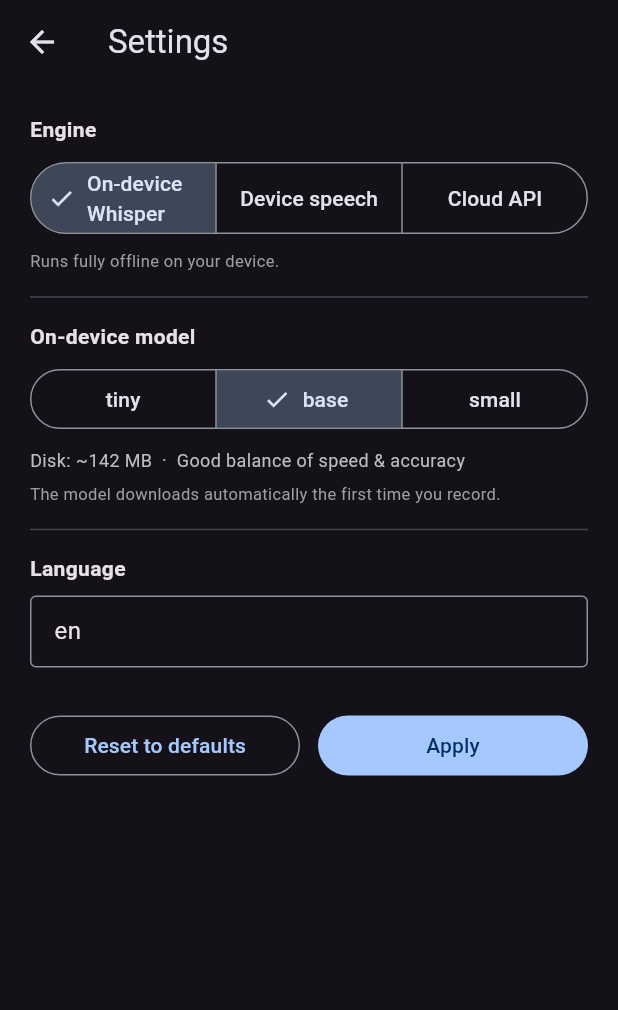
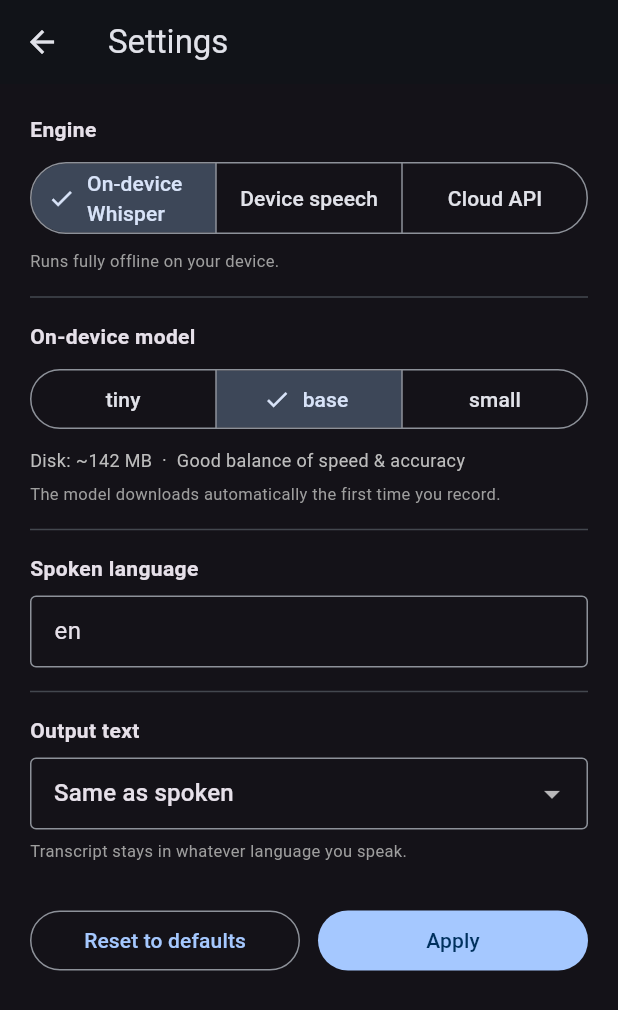
Before and after one commit to dvarner/Talk2Text, a Flutter app: the screen it shows after launch, after a tap on the "settings" icon, on a phone screen of 412 x 824 dp. Shown: the top 1010 px of the screen. Run offline on Flutter 3.47's test engine with Material 3 defaults, Android fonts, the phone set to English and light mode, and no system bars; our stand-ins replace flutter_secure_storage, share_plus, shared_preferences, speech_to_text; missing offline and left inert: record, whisper_ggml.

Commit message:
Add output-language setting: translate speech to English
New "Output text" dropdown in Settings: "Same as spoken" (default, unchanged
behavior) or "English (translate)". When English is selected, transcription
runs Whisper's translate task — any spoken language goes straight to English
text in one pass (no intermediate native transcript).

- AppSettings: add outputLanguage ('native' | 'en') + translateToEnglish getter;
  persisted via settings store.
- WhisperEngine: when translating, drive whisper_ggml's Whisper directly with
  TranscribeRequest(isTranslate: true), since WhisperController hardcodes it off.
- CloudEngine: route to the OpenAI-compatible /audio/translations endpoint.
- Native OS-speech engine ignores it (can't translate); UI notes this.
- Tests for both engines (Whisper translate flag, Cloud translations endpoint).

Whisper's translate task only targets English, so this is English-or-native for
now; arbitrary target languages would need a separate translation step.

```diff
--- a/mobile/lib/models/app_settings.dart
+++ b/mobile/lib/models/app_settings.dart
@@ -7,6 +7,7 @@ class AppSettings {
     this.engineId = 'whisper',
     this.modelSize = 'base',
     this.language = 'en',
+    this.outputLanguage = 'native',
     this.cloudBaseUrl = 'https://api.openai.com/v1',
     this.cloudModel = 'whisper-1',
   });
@@ -17,8 +18,19 @@ class AppSettings {
   /// On-device Whisper model size: 'tiny' | 'base' | 'small'.
   final String modelSize;
 
-  /// ISO language code (e.g. 'en'), or empty string for auto-detect.
+  /// ISO language code of the *spoken* audio (e.g. 'en'), or empty string for
+  /// auto-detect. This is the source-language hint.
   final String language;
+
+  /// Desired *output* text language. 'native' (default) keeps the transcript in
+  /// the spoken language; 'en' translates to English (Whisper/Cloud only — the
+  /// translate task targets English, so it's the one non-native option for now).
+  final String outputLanguage;
+
+  /// True when the transcript should be translated to English instead of kept
+  /// in the spoken language.
+  bool get translateToEnglish => outputLanguage == 'en';
+
 
   /// OpenAI-compatible base URL for the cloud engine (configurable so other
   /// providers can be slotted in).
@@ -33,6 +45,7 @@ class AppSettings {
     String? engineId,
     String? modelSize,
     String? language,
+    String? outputLanguage,
     String? cloudBaseUrl,
     String? cloudModel,
   }) =>
@@ -40,6 +53,7 @@ class AppSettings {
         engineId: engineId ?? this.engineId,
         modelSize: modelSize ?? this.modelSize,
         language: language ?? this.language,
+        outputLanguage: outputLanguage ?? this.outputLanguage,
         cloudBaseUrl: cloudBaseUrl ?? this.cloudBaseUrl,
         cloudModel: cloudModel ?? this.cloudModel,
       );
@@ -50,10 +64,17 @@ class AppSettings {
       other.engineId == engineId &&
       other.modelSize == modelSize &&
       other.language == language &&
+      other.outputLanguage == outputLanguage &&
       other.cloudBaseUrl == cloudBaseUrl &&
       other.cloudModel == cloudModel;
 
   @override
-  int get hashCode =>
-      Object.hash(engineId, modelSize, language, cloudBaseUrl, cloudModel);
+  int get hashCode => Object.hash(
+        engineId,
+        modelSize,
+        language,
+        outputLanguage,
+        cloudBaseUrl,
+        cloudModel,
+      );
 }
--- a/mobile/lib/settings_page.dart
+++ b/mobile/lib/settings_page.dart
@@ -18,6 +18,7 @@ class SettingsPage extends StatefulWidget {
 class _SettingsPageState extends State<SettingsPage> {
   late String _engineId;
   late String _modelSize;
+  late String _outputLanguage;
   late TextEditingController _language;
   late TextEditingController _cloudUrl;
   late TextEditingController _cloudModel;
@@ -32,6 +33,7 @@ class _SettingsPageState extends State<SettingsPage> {
     final s = c.settings;
     _engineId = s.engineId;
     _modelSize = s.modelSize;
+    _outputLanguage = s.outputLanguage;
     _language = TextEditingController(text: s.language);
     _cloudUrl = TextEditingController(text: s.cloudBaseUrl);
     _cloudModel = TextEditingController(text: s.cloudModel);
@@ -82,6 +84,7 @@ class _SettingsPageState extends State<SettingsPage> {
       engineId: _engineId,
       modelSize: _modelSize,
       language: _language.text.trim(),
+      outputLanguage: _outputLanguage,
       cloudBaseUrl: _cloudUrl.text.trim().isEmpty
           ? AppSettings.defaults.cloudBaseUrl
           : _cloudUrl.text.trim(),
@@ -96,6 +99,7 @@ class _SettingsPageState extends State<SettingsPage> {
     setState(() {
       _engineId = AppSettings.defaults.engineId;
       _modelSize = AppSettings.defaults.modelSize;
+      _outputLanguage = AppSettings.defaults.outputLanguage;
       _language.text = AppSettings.defaults.language;
       _cloudUrl.text = AppSettings.defaults.cloudBaseUrl;
       _cloudModel.text = AppSettings.defaults.cloudModel;
@@ -214,7 +218,7 @@ class _SettingsPageState extends State<SettingsPage> {
           ],
 
           const Divider(height: 32),
-          const _SectionLabel('Language'),
+          const _SectionLabel('Spoken language'),
           const SizedBox(height: 8),
           TextField(
             controller: _language,
@@ -224,6 +228,39 @@ class _SettingsPageState extends State<SettingsPage> {
               isDense: true,
             ),
           ),
+
+          const Divider(height: 32),
+          const _SectionLabel('Output text'),
+          const SizedBox(height: 8),
+          DropdownButtonFormField<String>(
+            initialValue: _outputLanguage,
+            decoration: const InputDecoration(
+              border: OutlineInputBorder(),
+              isDense: true,
+            ),
+            items: const [
+              DropdownMenuItem(
+                value: 'native',
+                child: Text('Same as spoken'),
+              ),
+              DropdownMenuItem(
+                value: 'en',
+                child: Text('English (translate)'),
+              ),
+            ],
+            onChanged: (v) =>
+                setState(() => _outputLanguage = v ?? 'native'),
+          ),
+          const SizedBox(height: 6),
+          Text(
+            _outputLanguage == 'en'
+                ? "Speak any language — Whisper translates it straight to "
+                    'English text. (On-device Whisper and Cloud only; the '
+                    'device speech engine outputs the spoken language.)'
+                : 'Transcript stays in whatever language you speak.',
+            style: TextStyle(fontSize: 11, color: Colors.grey.shade500),
+          ),
+
           const SizedBox(height: 28),
           Row(
             children: [
--- a/mobile/lib/storage/settings_store.dart
+++ b/mobile/lib/storage/settings_store.dart
@@ -15,6 +15,7 @@ class PrefsSettingsStore implements SettingsStore {
   static const _kEngine = 'engine_id';
   static const _kModel = 'model_size';
   static const _kLanguage = 'language';
+  static const _kOutputLanguage = 'output_language';
   static const _kCloudUrl = 'cloud_base_url';
   static const _kCloudModel = 'cloud_model';
 
@@ -26,6 +27,7 @@ class PrefsSettingsStore implements SettingsStore {
       engineId: prefs.getString(_kEngine) ?? d.engineId,
       modelSize: prefs.getString(_kModel) ?? d.modelSize,
       language: prefs.getString(_kLanguage) ?? d.language,
+      outputLanguage: prefs.getString(_kOutputLanguage) ?? d.outputLanguage,
       cloudBaseUrl: prefs.getString(_kCloudUrl) ?? d.cloudBaseUrl,
       cloudModel: prefs.getString(_kCloudModel) ?? d.cloudModel,
     );
@@ -37,6 +39,7 @@ class PrefsSettingsStore implements SettingsStore {
     await prefs.setString(_kEngine, settings.engineId);
     await prefs.setString(_kModel, settings.modelSize);
     await prefs.setString(_kLanguage, settings.language);
+    await prefs.setString(_kOutputLanguage, settings.outputLanguage);
     await prefs.setString(_kCloudUrl, settings.cloudBaseUrl);
     await prefs.setString(_kCloudModel, settings.cloudModel);
   }
--- a/mobile/lib/stt/cloud_engine.dart
+++ b/mobile/lib/stt/cloud_engine.dart
@@ -21,6 +21,7 @@ class CloudEngine implements TranscriptionEngine {
   String _baseUrl = AppSettings.defaults.cloudBaseUrl;
   String _model = AppSettings.defaults.cloudModel;
   String _language = AppSettings.defaults.language;
+  bool _translateToEnglish = AppSettings.defaults.translateToEnglish;
 
   @override
   String get id => 'cloud';
@@ -33,6 +34,7 @@ class CloudEngine implements TranscriptionEngine {
     _baseUrl = settings.cloudBaseUrl.trim();
     _model = settings.cloudModel.trim();
     _language = settings.language.trim();
+    _translateToEnglish = settings.translateToEnglish;
   }
 
   @override
@@ -52,13 +54,17 @@ class CloudEngine implements TranscriptionEngine {
       throw Exception('No API key set — add one in Settings.');
     }
 
-    final uri = Uri.parse('${_baseUrl.replaceAll(RegExp(r'/+$'), '')}'
-        '/audio/transcriptions');
+    // OpenAI-compatible APIs translate-to-English via a separate endpoint that
+    // always returns English text (and ignores the `language` source hint).
+    final endpoint =
+        _translateToEnglish ? '/audio/translations' : '/audio/transcriptions';
+    final uri =
+        Uri.parse('${_baseUrl.replaceAll(RegExp(r'/+$'), '')}$endpoint');
     final request = http.MultipartRequest('POST', uri)
       ..headers['Authorization'] = 'Bearer $key'
       ..fields['model'] = _model
       ..files.add(await http.MultipartFile.fromPath('file', wavPath));
-    if (_language.isNotEmpty) {
+    if (_language.isNotEmpty && !_translateToEnglish) {
       request.fields['language'] = _language;
     }
 
--- a/mobile/lib/stt/whisper_engine.dart
+++ b/mobile/lib/stt/whisper_engine.dart
@@ -14,6 +14,7 @@ class WhisperEngine implements TranscriptionEngine {
   WhisperEngine({
     this.model = WhisperModel.base,
     this.language = 'en',
+    this.translateToEnglish = false,
   });
 
   /// Which GGML model to use. Only tiny/base/small are practical on phones;
@@ -22,6 +23,11 @@ class WhisperEngine implements TranscriptionEngine {
 
   /// ISO language code, or empty string for auto-detect.
   String language;
+
+  /// When true, run Whisper's `translate` task: any spoken language is
+  /// transcribed straight to English text in a single pass. Whisper only
+  /// translates *to* English, so this is a flag rather than a target language.
+  bool translateToEnglish;
 
   final WhisperController _controller = WhisperController();
 
@@ -35,6 +41,7 @@ class WhisperEngine implements TranscriptionEngine {
   void configure(AppSettings settings) {
     model = modelForSize(settings.modelSize);
     language = settings.language;
+    translateToEnglish = settings.translateToEnglish;
   }
 
   /// Maps a settings size key to the whisper_ggml multilingual model.
@@ -64,14 +71,35 @@ class WhisperEngine implements TranscriptionEngine {
 
   @override
   Future<String> transcribe(String wavPath) async {
+    final lang = language.trim().isEmpty ? 'auto' : language.trim();
+
+    if (!translateToEnglish) {
+      // Default path: keep the transcript in the spoken language.
       final result = await _controller.transcribe(
         model: model,
         audioPath: wavPath,
-      lang: language.trim().isEmpty ? 'auto' : language.trim(),
+        lang: lang,
       );
       if (result == null) {
         throw Exception('Whisper returned no result');
       }
       return result.transcription.text.trim();
     }
+
+    // Translate task: Whisper outputs English from any source language in one
+    // pass. WhisperController.transcribe hardcodes translate=false, so drive the
+    // engine directly (same request params it uses, plus isTranslate).
+    final modelPath = await _controller.getPath(model);
+    final response = await Whisper(model: model).transcribe(
+      transcribeRequest: TranscribeRequest(
+        audio: wavPath,
+        language: lang,
+        isTranslate: true,
+        isNoTimestamps: true,
+        isRealtime: true,
+      ),
+      modelPath: modelPath,
+    );
+    return response.text.trim();
   }
+}
```
Also changed, not shown: 2 other files. Lines whose indentation alone changed are shown as unchanged.
